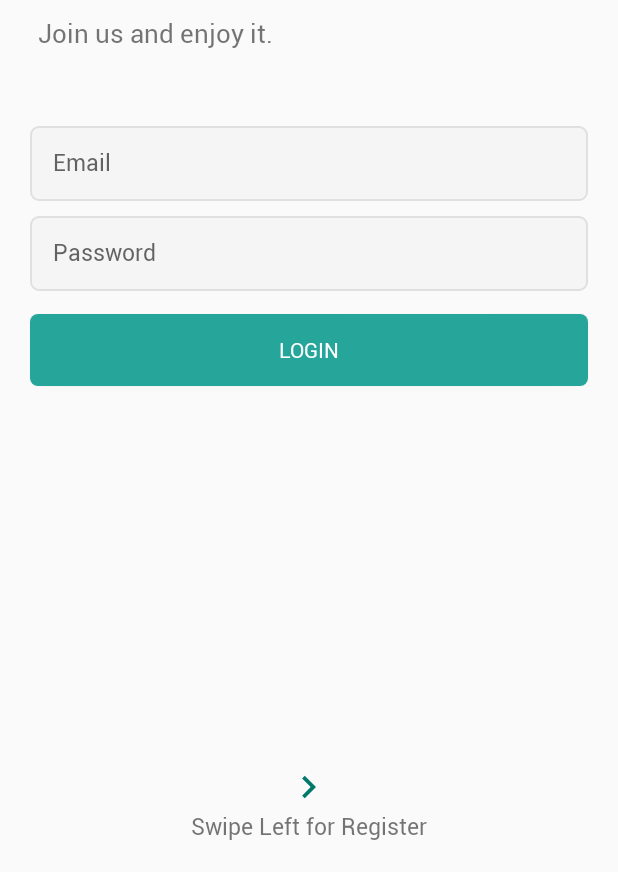
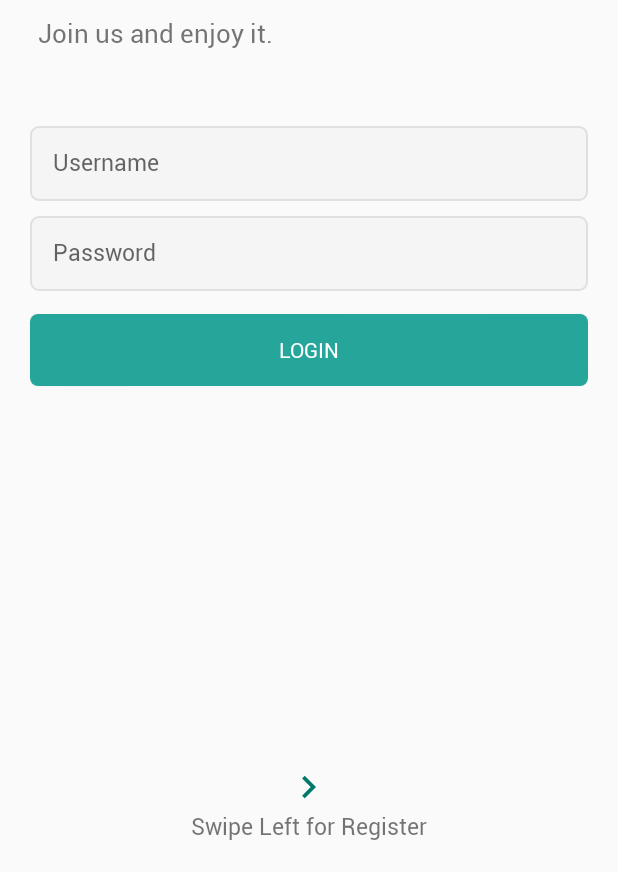
Before and after one commit to brayanL/tracking-apps, an Android app: the screen it shows after launch (MainActivity), after a tap on "LOGIN", on a phone screen of 412 x 824 dp, the part 364-1236 px from its top. Run offline under Robolectric (Android 15) with nearby library versions, the phone set to English and light mode, and no system bars; our stand-ins replace ButterKnife, Dagger/Hilt's generated code, RxJava; network calls fail.

Commit message:
Login Get Token.

```diff
--- a/tracking-android/app/build.gradle
+++ b/tracking-android/app/build.gradle
@@ -17,7 +17,7 @@ android {
         }
         debug {
             proguardFiles getDefaultProguardFile('proguard-android.txt'), 'proguard-rules.pro'
-            buildConfigField "String", "BASE_URL", "\"http://192.168.100.11/\""
+            buildConfigField "String", "BASE_URL", "\"http://192.168.100.11:8080/\""
         }
     }
 }
--- a/tracking-android/app/src/main/AndroidManifest.xml
+++ b/tracking-android/app/src/main/AndroidManifest.xml
@@ -1,6 +1,9 @@
 <?xml version="1.0" encoding="utf-8"?>
 <manifest xmlns:android="http://schemas.android.com/apk/res/android"
     package="tracking.com.trackingandroid">
+
+    <uses-permission android:name="android.permission.INTERNET" />
+    <uses-permission android:name="android.permission.ACCESS_NETWORK_STATE" />
 
     <application
         android:name=".application.TrackingApplication"
--- a/tracking-android/app/src/main/java/tracking/com/trackingandroid/application/DomainModule.java
+++ b/tracking-android/app/src/main/java/tracking/com/trackingandroid/application/DomainModule.java
@@ -12,6 +12,7 @@ import retrofit2.Retrofit;
 import retrofit2.adapter.rxjava2.RxJava2CallAdapterFactory;
 import retrofit2.converter.gson.GsonConverterFactory;
 import tracking.com.trackingandroid.BuildConfig;
+import tracking.com.trackingandroid.data.DataManager;
 import tracking.com.trackingandroid.data.remote.TrackingService;
 
 /**
@@ -28,6 +29,11 @@ public class DomainModule {
     @Provides
     Context provideContext(TrackingApplication application) {
         return application.getApplicationContext();
+    }
+
+    @Provides
+    DataManager proviDataManager(TrackingService trackingService) {
+        return new DataManager(trackingService);
     }
 
     @Provides
--- a/tracking-android/app/src/main/java/tracking/com/trackingandroid/apps/login/LoginPresenterImpl.java
+++ b/tracking-android/app/src/main/java/tracking/com/trackingandroid/apps/login/LoginPresenterImpl.java
@@ -2,17 +2,52 @@ package tracking.com.trackingandroid.apps.login;
 
 import android.util.Log;
 
+import io.reactivex.Observer;
+import io.reactivex.android.schedulers.AndroidSchedulers;
+import io.reactivex.disposables.Disposable;
+import io.reactivex.schedulers.Schedulers;
+import retrofit2.Response;
 import tracking.com.trackingandroid.apps.login.ui.LoginView;
+import tracking.com.trackingandroid.data.DataManager;
 
 public class LoginPresenterImpl implements LoginPresenter {
     private static final String TAG = LoginPresenterImpl.class.getSimpleName();
 
-    public LoginPresenterImpl(LoginView loginView) {
+    private LoginView loginView;
+    private DataManager dataManager;
+
+    public LoginPresenterImpl(DataManager dataManager, LoginView loginView) {
+        this.loginView = loginView;
+        this.dataManager = dataManager;
     }
 
     @Override
     public void login(String username, String password) {
-        Log.i(TAG, "HERE: " + username + " " + password);
+        dataManager.login(username, password)
+                .subscribeOn(Schedulers.io())
+                .observeOn(AndroidSchedulers.mainThread())
+                .subscribe(new Observer<Response<Void>>() {
+                    @Override
+                    public void onSubscribe(Disposable d) {
+
+                    }
+
+                    @Override
+                    public void onNext(Response<Void> voidResponse) {
+                        Log.d(TAG, "RESPONSE: " + voidResponse.headers().get("Authorization"));
+                    }
+
+                    @Override
+                    public void onError(Throwable e) {
+                        Log.e(TAG, e.toString());
+                    }
+
+                    @Override
+                    public void onComplete() {
+
+                    }
+                });
+
     }
 
     @Override
--- a/tracking-android/app/src/main/java/tracking/com/trackingandroid/apps/login/di/LoginModule.java
+++ b/tracking-android/app/src/main/java/tracking/com/trackingandroid/apps/login/di/LoginModule.java
@@ -5,12 +5,13 @@ import dagger.Provides;
 import tracking.com.trackingandroid.apps.login.LoginPresenter;
 import tracking.com.trackingandroid.apps.login.LoginPresenterImpl;
 import tracking.com.trackingandroid.apps.login.ui.LoginView;
+import tracking.com.trackingandroid.data.DataManager;
 
 @Module
 public class LoginModule {
 
     @Provides
-    LoginPresenter provideLoginPresenter(LoginView loginView) {
-        return new LoginPresenterImpl(loginView);
+    LoginPresenter provideLoginPresenter(DataManager dataManager, LoginView loginView) {
+        return new LoginPresenterImpl(dataManager, loginView);
     }
 }
--- a/tracking-android/app/src/main/java/tracking/com/trackingandroid/apps/login/ui/LoginFragment.java
+++ b/tracking-android/app/src/main/java/tracking/com/trackingandroid/apps/login/ui/LoginFragment.java
@@ -7,9 +7,11 @@ import android.util.Log;
 import android.view.LayoutInflater;
 import android.view.View;
 import android.view.ViewGroup;
+import android.widget.EditText;
 
 import javax.inject.Inject;
 
+import butterknife.BindView;
 import butterknife.ButterKnife;
 import butterknife.OnClick;
 import dagger.android.support.AndroidSupportInjection;
@@ -22,6 +24,11 @@ public class LoginFragment extends Fragment implements LoginView {
     LoginPresenter loginPresenter;
     @Inject
     Context context;
+
+    @BindView(R.id.username)
+    EditText username;
+    @BindView(R.id.password)
+    EditText password;
 
     public LoginFragment() {
         // Required empty public constructor
@@ -45,8 +52,7 @@ public class LoginFragment extends Fragment implements LoginView {
 
     @OnClick(R.id.btn_login)
     public void login() {
-        Log.d("LOGIN", "CLICKED");
-        loginPresenter.login("bomar24", "lalala");
+        loginPresenter.login(username.getText().toString().trim(), password.getText().toString().trim());
     }
 
     @Override
--- /dev/null
+++ b/tracking-android/app/src/main/java/tracking/com/trackingandroid/data/DataManager.java
@@ -0,0 +1,31 @@
+package tracking.com.trackingandroid.data;
+
+import android.util.Log;
+
+import io.reactivex.Observable;
+import retrofit2.Response;
+import tracking.com.trackingandroid.data.model.LoginUser;
+import tracking.com.trackingandroid.data.remote.TrackingService;
+
+/**
+ * It keeps a reference to every helper class and uses
+ * them to satisfy the requests coming from the presenters. Its methods make extensive use
+ * of Rx operators to combine, transform or filter the output coming from the helpers in order
+ * to generate the desired output ready for the Presenters. It returns observables that emit
+ * data models.
+ * */
+public class DataManager {
+
+    private TrackingService trackingService;
+
+    public DataManager(TrackingService trackingService) {
+        this.trackingService = trackingService;
+    }
+
+    public Observable<Response<Void>> login(String username, String password) {
+        LoginUser loginUser = new LoginUser();
+        loginUser.setUsername(username);
+        loginUser.setPassword(password);
+        return trackingService.login(loginUser);
+    }
+}
--- /dev/null
+++ b/tracking-android/app/src/main/java/tracking/com/trackingandroid/data/model/LoginUser.java
@@ -0,0 +1,26 @@
+package tracking.com.trackingandroid.data.model;
+
+import com.google.gson.annotations.Expose;
+
+public class LoginUser {
+    @Expose()
+    public String username;
+    @Expose()
+    public String password;
+
+    public String getUsername() {
+        return username;
+    }
+
+    public void setUsername(String username) {
+        this.username = username;
+    }
+
+    public String getPassword() {
+        return password;
+    }
+
+    public void setPassword(String password) {
+        this.password = password;
+    }
+}
--- a/tracking-android/app/src/main/java/tracking/com/trackingandroid/data/remote/TrackingService.java
+++ b/tracking-android/app/src/main/java/tracking/com/trackingandroid/data/remote/TrackingService.java
@@ -1,4 +1,13 @@
 package tracking.com.trackingandroid.data.remote;
 
+import io.reactivex.Observable;
+import retrofit2.Response;
+import retrofit2.http.Body;
+import retrofit2.http.POST;
+import tracking.com.trackingandroid.data.model.LoginUser;
+
 public interface TrackingService {
+
+    @POST("/login")
+    Observable<Response<Void>> login(@Body LoginUser loginUser);
 }
--- a/tracking-android/app/src/main/res/layout/fragment_login.xml
+++ b/tracking-android/app/src/main/res/layout/fragment_login.xml
@@ -25,24 +25,24 @@
         android:fontFamily="@font/roboto_regular"
         android:layout_marginStart="25dp"
         android:layout_marginBottom="50dp"
-        android:layout_above="@id/et_email"/>
+        android:layout_above="@id/username"/>
 
     <EditText
-        android:id="@+id/et_email"
+        android:id="@+id/username"
         android:layout_width="match_parent"
         android:layout_height="50dp"
-        android:hint="@string/e_mail"
+        android:hint="@string/username"
         android:layout_marginLeft="20dp"
         android:layout_marginRight="20dp"
         android:padding="15dp"
         android:inputType="textEmailAddress"
         android:fontFamily="@font/roboto_regular"
-        android:layout_above="@id/et_password"
+        android:layout_above="@id/password"
         android:background="@drawable/et_custom"
         android:textSize="15sp" />
 
     <EditText
-        android:id="@+id/et_password"
+        android:id="@+id/password"
         android:layout_width="match_parent"
         android:layout_height="50dp"
         android:hint="@string/password"
@@ -60,7 +60,7 @@
         android:id="@+id/btn_login"
         android:layout_width="match_parent"
         android:layout_height="wrap_content"
-        android:layout_below="@id/et_password"
+        android:layout_below="@id/password"
         android:background="@drawable/btn_custom"
         android:layout_marginLeft="20dp"
         android:layout_marginRight="20dp"
--- a/tracking-android/app/src/main/res/layout/fragment_register.xml
+++ b/tracking-android/app/src/main/res/layout/fragment_register.xml
@@ -47,7 +47,7 @@
         android:id="@+id/et_email"
         android:layout_width="match_parent"
         android:layout_height="50dp"
-        android:hint="@string/e_mail"
+        android:hint="@string/username"
         android:layout_marginLeft="20dp"
         android:layout_marginRight="20dp"
         android:layout_marginBottom="10dp"
--- a/tracking-android/app/src/main/res/values/strings.xml
+++ b/tracking-android/app/src/main/res/values/strings.xml
@@ -7,7 +7,7 @@
     <string name="swipe_left_for_register">Swipe Left for Register</string>
     <string name="login">Login</string>
     <string name="password">Password</string>
-    <string name="e_mail">Email</string>
+    <string name="username">Username</string>
     <string name="tag">Join us and enjoy it.</string>
     <string name="swipe_right_for_login">Swipe Right for Login</string>
     <string name="register">Register</string>
```
